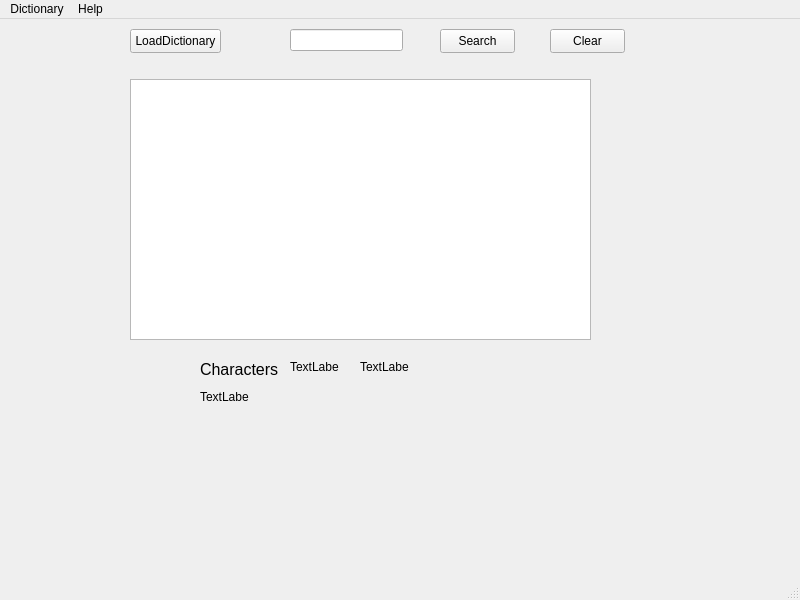
Old version of the form mainwindow.ui in the repository LStefanCoder/DictoSinico.
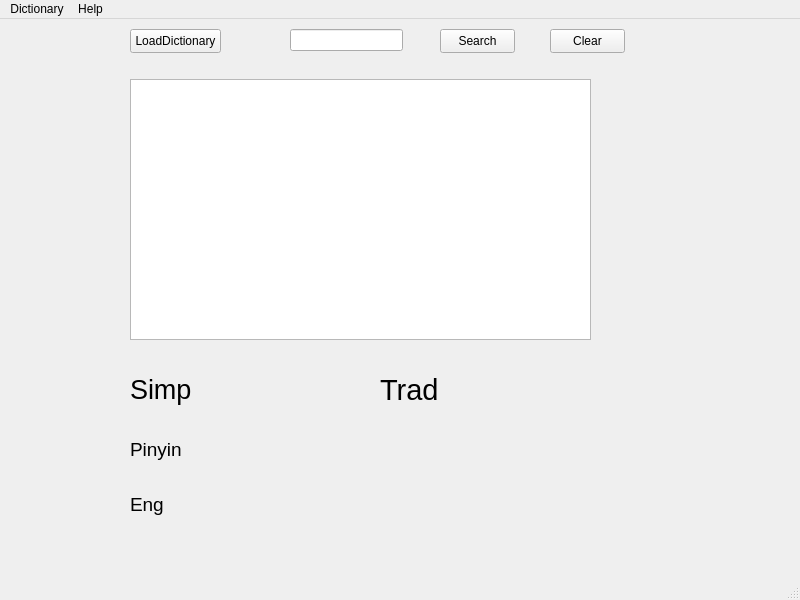
New version of the form.

Diff of the .ui file:
```diff
--- a/mainwindow.ui
+++ b/mainwindow.ui
@@ -76,58 +76,73 @@
    <widget class="QLabel" name="definitionSimp">
     <property name="geometry">
      <rect>
-      <x>200</x>
-      <y>340</y>
-      <width>81</width>
-      <height>21</height>
+      <x>130</x>
+      <y>350</y>
+      <width>241</width>
+      <height>41</height>
      </rect>
     </property>
     <property name="font">
      <font>
-      <pointsize>12</pointsize>
+      <pointsize>20</pointsize>
      </font>
     </property>
     <property name="text">
-     <string>Characters</string>
+     <string>Simp</string>
     </property>
    </widget>
    <widget class="QLabel" name="definitionPinyin">
     <property name="geometry">
      <rect>
-      <x>360</x>
-      <y>340</y>
-      <width>49</width>
-      <height>16</height>
+      <x>130</x>
+      <y>410</y>
+      <width>461</width>
+      <height>41</height>
      </rect>
     </property>
+    <property name="font">
+     <font>
+      <pointsize>14</pointsize>
+     </font>
+    </property>
     <property name="text">
-     <string>TextLabel</string>
+     <string>Pinyin</string>
     </property>
    </widget>
    <widget class="QLabel" name="definitionEng">
     <property name="geometry">
      <rect>
-      <x>200</x>
-      <y>370</y>
-      <width>49</width>
-      <height>16</height>
+      <x>130</x>
+      <y>460</y>
+      <width>461</width>
+      <height>51</height>
      </rect>
     </property>
+    <property name="font">
+     <font>
+      <pointsize>14</pointsize>
+     </font>
+    </property>
     <property name="text">
-     <string>TextLabel</string>
+     <string>Eng</string>
     </property>
    </widget>
    <widget class="QLabel" name="definitionTrad">
     <property name="geometry">
      <rect>
-      <x>290</x>
+      <x>380</x>
       <y>340</y>
-      <width>49</width>
-      <height>16</height>
+      <width>231</width>
+      <height>61</height>
      </rect>
     </property>
+    <property name="font">
+     <font>
+      <pointsize>22</pointsize>
+     </font>
+    </property>
     <property name="text">
-     <string>TextLabel</string>
+     <string>Trad</string>
     </property>
    </widget>
   </widget>
```
